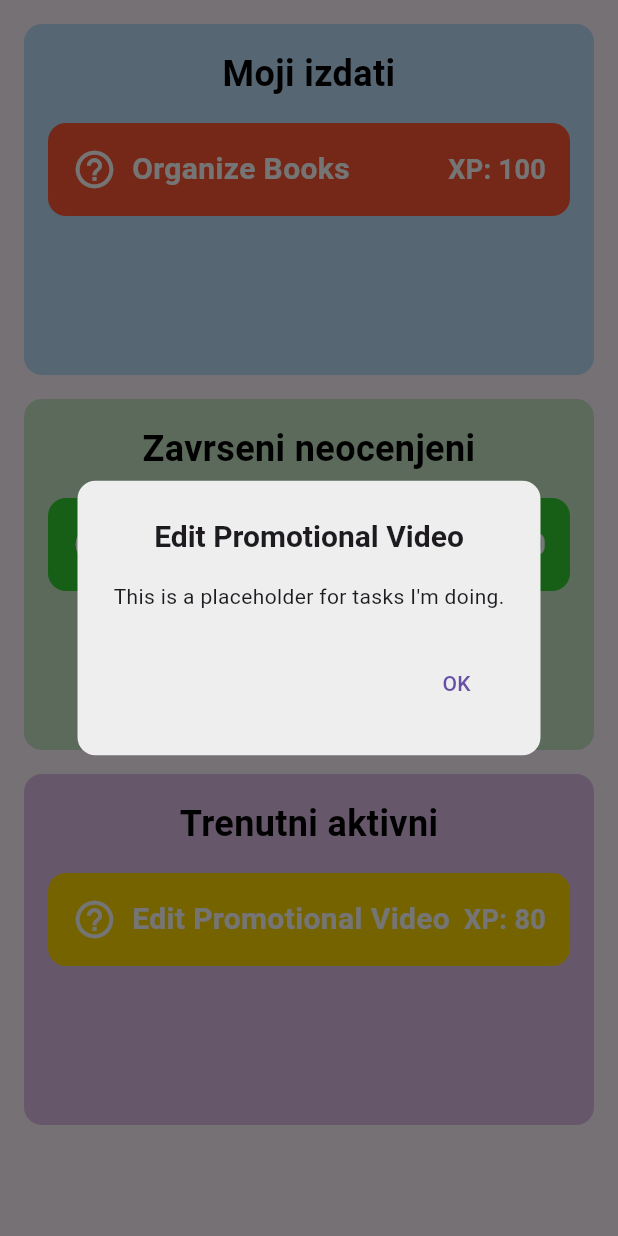
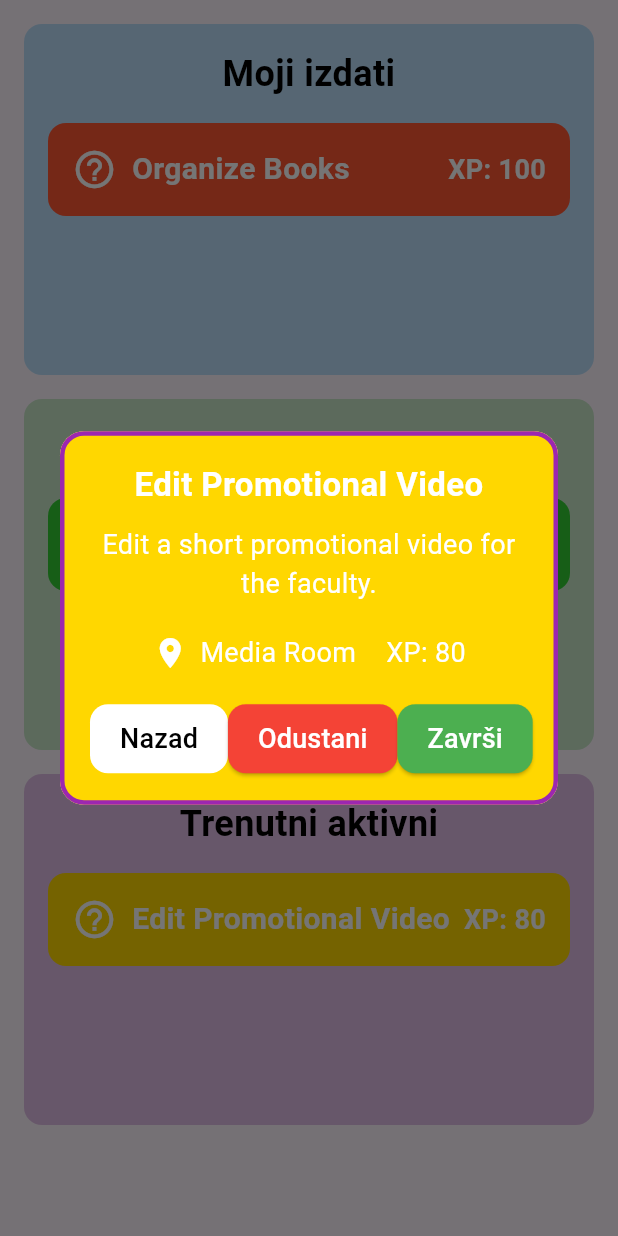
Before and after one commit to Gojicluka/fonhakaton2025, a Flutter app: the MyTasks screen opened directly, after a tap on "Edit Promotional Video", on a phone screen of 412 x 824 dp. Run offline on Flutter 3.47's test engine with Material 3 defaults, Android fonts, the phone set to English and light mode, and no system bars; our stand-ins replace animated_bottom_navigation_bar, auto_size_text, fl_chart, flutter_colorpicker, flutter_dotenv, flutter_riverpod and 3 more; missing offline and left inert: circular_reveal_animation; accounts and stored records are empty.

Commit message:
MyTasks added all except pending

```diff
--- a/lib/widgets/MyTasks.dart
+++ b/lib/widgets/MyTasks.dart
@@ -267,6 +267,7 @@ void ShowToApproveOther(BuildContext context, Task task) {
   );
 }
 
+// what to do? TODO
 void ShowMyPending(BuildContext context, Task task) {
   showDialog(
     context: context,
@@ -290,21 +291,120 @@ void ShowMyPending(BuildContext context, Task task) {
 void ShowMyDoing(BuildContext context, Task task) {
   showDialog(
     context: context,
-    builder: (context) => AlertDialog(
-      backgroundColor: Colors.grey.shade200,
-      shape: RoundedRectangleBorder(borderRadius: BorderRadius.circular(12)),
-      title: Text(
-        task.title, // Show task name
-        textAlign: TextAlign.center,
-        style: const TextStyle(fontSize: 20, fontWeight: FontWeight.bold),
+    builder: (context) => Dialog(
+      shape: RoundedRectangleBorder(
+        borderRadius: BorderRadius.circular(16),
+        side: const BorderSide(color: Colors.purple, width: 3),
       ),
-      content: const Text("This is a placeholder for tasks I'm doing."),
-      actions: [
-        TextButton(
-            onPressed: () => Navigator.pop(context), child: const Text("OK"))
-      ],
+      child: Container(
+        padding: const EdgeInsets.all(20),
+        decoration: BoxDecoration(
+          color: Color(int.parse(task.color.replaceAll('#', '0xff'))),
+          borderRadius: BorderRadius.circular(16),
+        ),
+        child: Column(
+          mainAxisSize: MainAxisSize.min,
+          children: [
+            Text(
+              task.title,
+              textAlign: TextAlign.center,
+              style: const TextStyle(
+                fontSize: 22,
+                fontWeight: FontWeight.bold,
+                color: Colors.white,
+              ),
+            ),
+            const SizedBox(height: 12),
+            Text(
+              task.description ?? "",
+              textAlign: TextAlign.center,
+              style: const TextStyle(fontSize: 18, color: Colors.white),
+            ),
+            const SizedBox(height: 20),
+            Row(
+              mainAxisAlignment: MainAxisAlignment.center,
+              children: [
+                const Icon(Icons.location_on, color: Colors.white, size: 24),
+                const SizedBox(width: 8),
+                Text(
+                  task.location,
+                  style: const TextStyle(fontSize: 18, color: Colors.white),
+                ),
+                const SizedBox(width: 20),
+                Text(
+                  "XP: ${task.xpGain}",
+                  style: const TextStyle(fontSize: 18, color: Colors.white),
+                ),
+              ],
+            ),
+            const SizedBox(height: 20),
+            Row(
+              mainAxisAlignment: MainAxisAlignment.spaceEvenly,
+              children: [
+                TextButton(
+                  onPressed: () => Navigator.pop(context),
+                  style: TextButton.styleFrom(
+                    padding: const EdgeInsets.symmetric(
+                        vertical: 10, horizontal: 20),
+                    shape: RoundedRectangleBorder(
+                        borderRadius: BorderRadius.circular(12)),
+                    backgroundColor: Colors.white,
+                  ),
+                  child: const Text("Nazad",
+                      style: TextStyle(fontSize: 18, color: Colors.black)),
+                ),
+                ElevatedButton(
+                  onPressed: () => CancelTask(context, task),
+                  style: ElevatedButton.styleFrom(
+                    padding: const EdgeInsets.symmetric(
+                        vertical: 10, horizontal: 20),
+                    shape: RoundedRectangleBorder(
+                      borderRadius: BorderRadius.circular(12),
+                    ),
+                    backgroundColor: Colors.red,
+                    foregroundColor: Colors.white,
+                  ),
+                  child: const Text("Odustani", style: TextStyle(fontSize: 18)),
+                ),
+                ElevatedButton(
+                  onPressed: () => CompleteTask(context, task),
+                  style: ElevatedButton.styleFrom(
+                    padding: const EdgeInsets.symmetric(
+                        vertical: 10, horizontal: 20),
+                    shape: RoundedRectangleBorder(
+                      borderRadius: BorderRadius.circular(12),
+                    ),
+                    backgroundColor: Colors.green,
+                    foregroundColor: Colors.white,
+                  ),
+                  child: const Text("Završi", style: TextStyle(fontSize: 18)),
+                ),
+              ],
+            ),
+          ],
+        ),
+      ),
     ),
   );
+}
+
+void CancelTask(BuildContext context, Task task) {
+  // TODO: Send a request to the backend to mark the task as canceled
+  // the task is removed from the list of tasks, and the task is refreshed.
+  // Example: api.cancelTask(task.id);
+
+  Navigator.pop(context);
+}
+
+void CompleteTask(BuildContext context, Task task) {
+  // TODO camera button
+  // opens page that takes you to a camera
+  // you can take a picture, and then choose to retake or to send
+  // after that the page closes and this popup closes too,
+  // and this task gets moved to tasks that are pending.
+  // Example: api.completeTask(task.id);
+
+  Navigator.pop(context);
 }
 
 Color _parseColor(String colorStr) {
```
